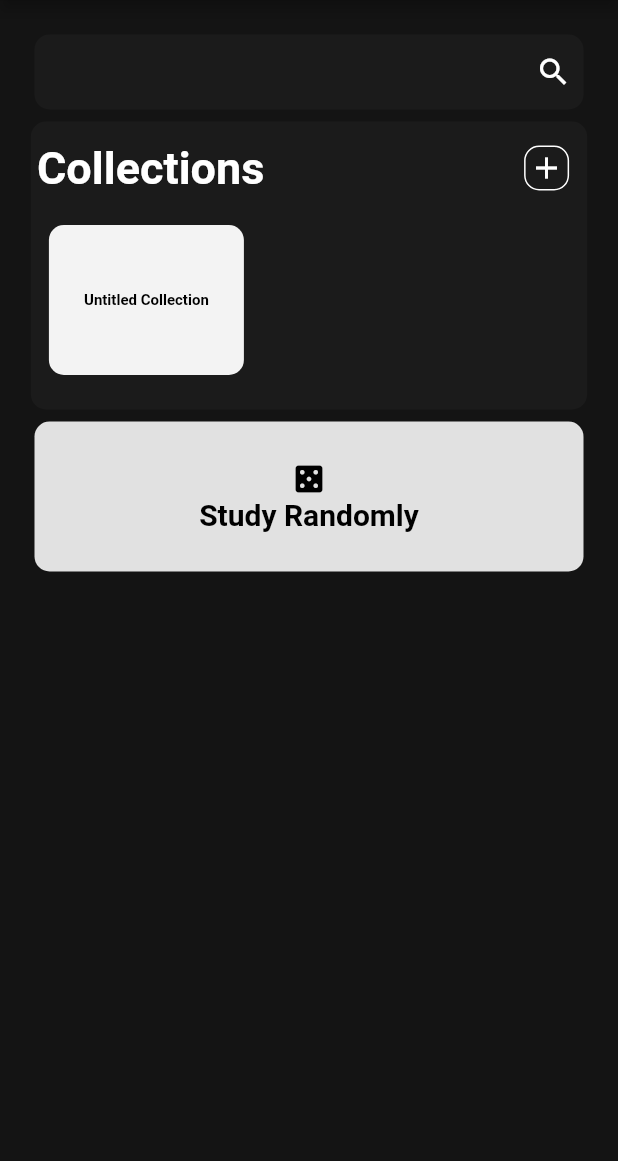
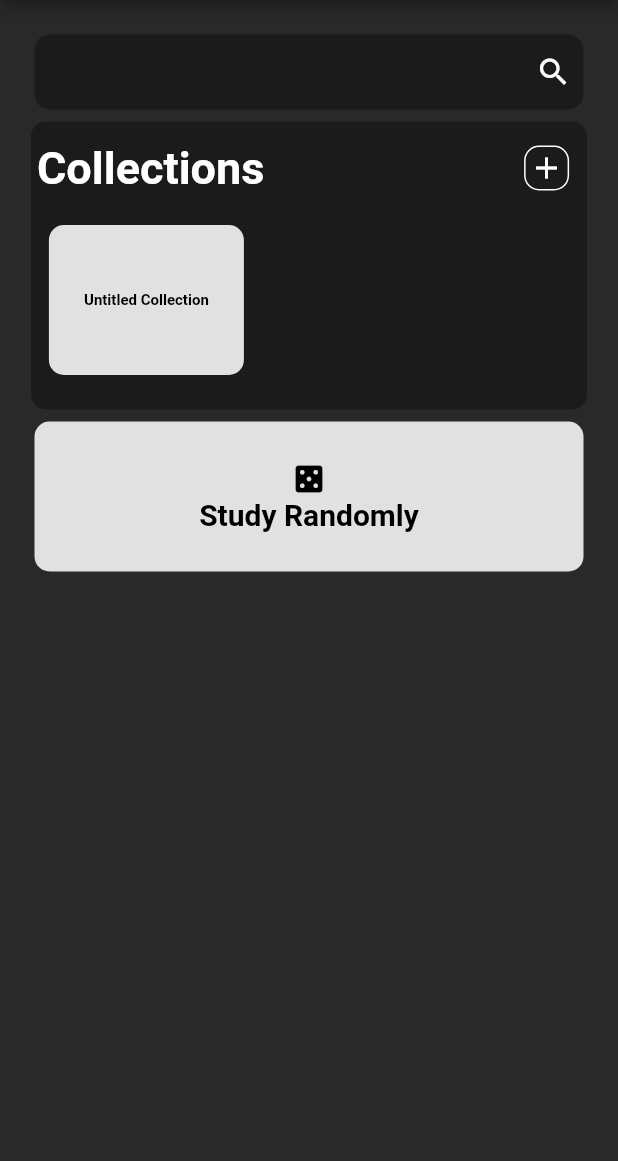
Before and after one commit to JohnEsleyer/brainvault, a Flutter app: the Dashboard screen opened by its route, after a tap on the "add" icon, on a phone screen of 412 x 824 dp, the part 75-1236 px from its top. Run offline on Flutter 3.47's test engine with Material 2 defaults, Android fonts, the phone set to English and light mode, and no system bars; our stand-ins replace file_picker, sqflite_common_ffi; missing offline and left inert: markdown_editor_plus; accounts and stored records are empty.

Commit message:
UPDATE: change background color to grey color

```diff
--- a/lib/colors.dart
+++ b/lib/colors.dart
@@ -6,7 +6,8 @@ const List<Color> palette = [
   Color(0xff000000),
   Color(0xff141414),
   Color(0xff1B1B1B),
-  Color(0xffE1E1E1),
+  Color.fromARGB(255, 41, 41, 41),
+  Color.fromARGB(255, 225, 225, 225),
   Color(0xffF3F3F3),
   Color(0xffFFFFFF),
 ];
--- a/lib/screens/dashboard.dart
+++ b/lib/screens/dashboard.dart
@@ -71,7 +71,7 @@ class _DashboardState extends State<Dashboard> {
             ),
           ),
           body: Container(
-            color: palette[1],
+            color: palette[3],
             padding: const EdgeInsets.all(15),
             child: Center(
               child: Column(
@@ -264,7 +264,7 @@ class _DashboardState extends State<Dashboard> {
                         width: con_width,
                         height: 100,
                         decoration: BoxDecoration(
-                          color: palette[3],
+                          color: palette[4],
                           borderRadius: BorderRadius.all(Radius.circular(10)),
                         ),
                         child: Center(
--- a/lib/screens/search_screen.dart
+++ b/lib/screens/search_screen.dart
@@ -105,6 +105,7 @@ class _SearchScreenState extends State<SearchScreen> {
   Widget build(BuildContext context) {
     return Scaffold(
       body: Container(
+        color: palette[3],
         height: MediaQuery.of(context).size.height,
         child: Column(
           children: [
```
Also changed, not shown: lib/screens/collection_screen.dart (+5 -2 lines), lib/screens/document_screen.dart (+14 -2 lines).
